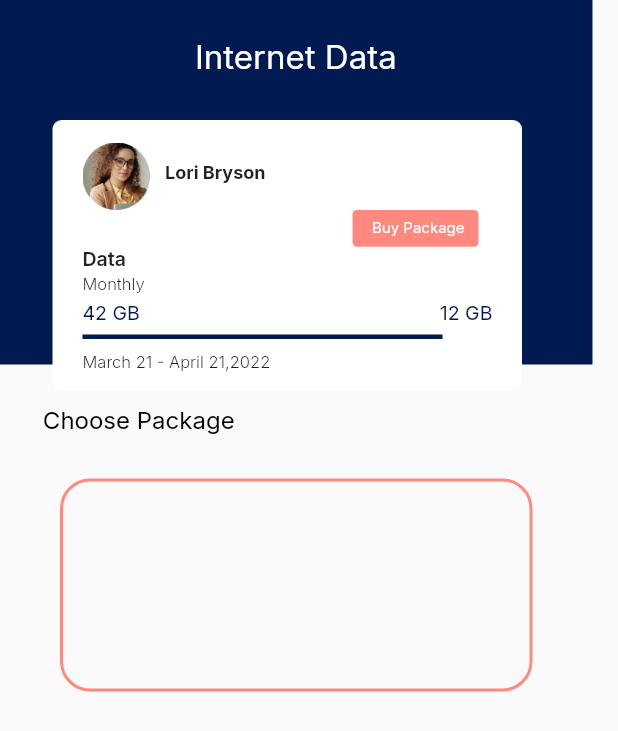
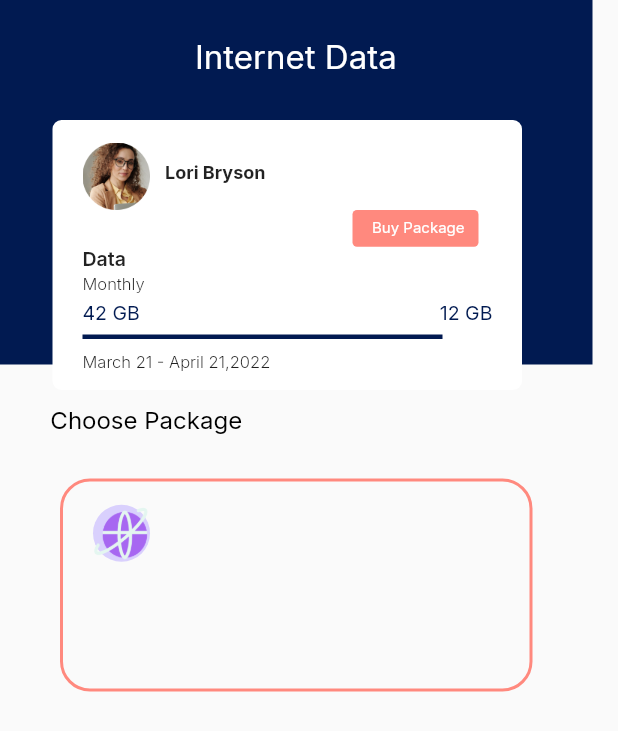
Before and after one commit to Dhruyan/practical-screen, a Flutter app: the screen it shows after launch, on a phone screen of 412 x 824 dp. Shown: the top 731 px of the screen. Run offline on Flutter 3.47's test engine with Material 2 defaults, Android fonts, the phone set to English and light mode, and no system bars.

Commit message:
8/7/23 change

```diff
--- a/lib/figma_screen/five_screen.dart
+++ b/lib/figma_screen/five_screen.dart
@@ -157,7 +157,7 @@ class _FiveScreenState extends State<FiveScreen> {
               ],
             ),
             Padding(
-              padding: const EdgeInsets.only(top: 10, right: 210),
+              padding: const EdgeInsets.only(top: 10, right: 200),
               child: const Text(
                 "Choose Package",
                 style: TextStyle(
@@ -179,7 +179,26 @@ class _FiveScreenState extends State<FiveScreen> {
               ),
               child: Column(
                 children: [
-                  Row(),
+                  Padding(
+                    padding: const EdgeInsets.only(left: 20, top: 15),
+                    child: Row(
+                      children: [
+                        Container(
+                          height: 39,
+                          width: 38,
+                          decoration: BoxDecoration(
+                            color: Color(0xFFD9D0FD),
+                            shape: BoxShape.circle,
+                          ),
+                          child: Image.asset(
+                            "assets/images/5 th 2 nd.png",
+                            height: 41,
+                            width: 40,
+                          ),
+                        ),
+                      ],
+                    ),
+                  ),
                 ],
               ),
             ),
```
Also changed, not shown: assets/images/5 th 2 nd.png (added).
